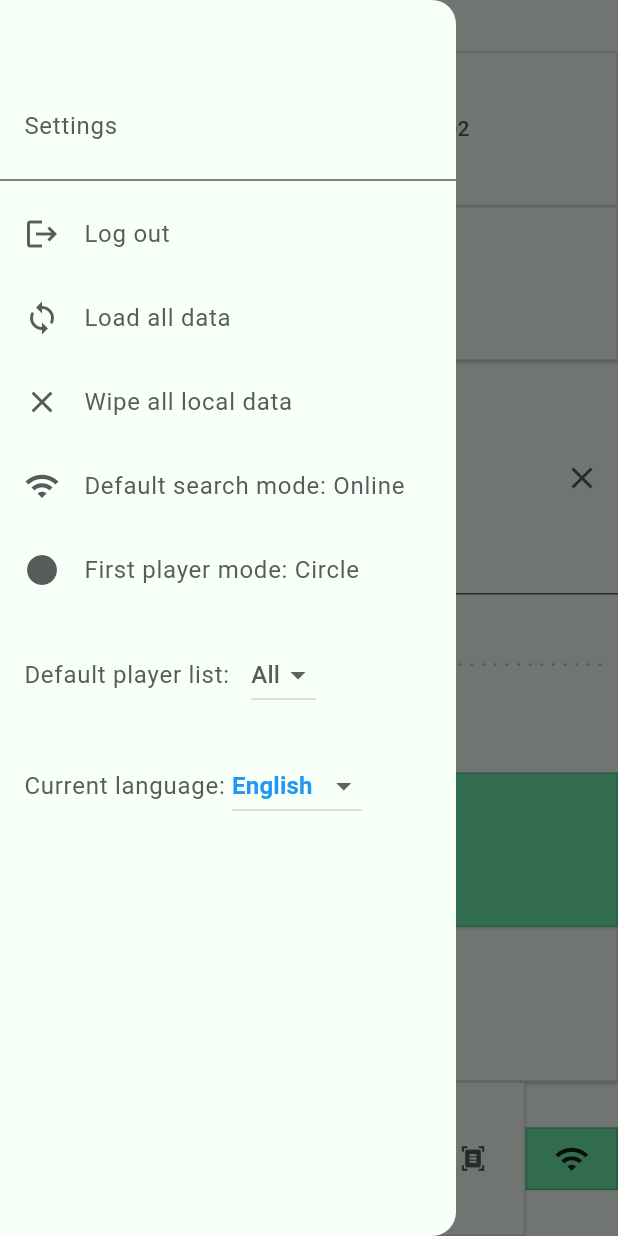
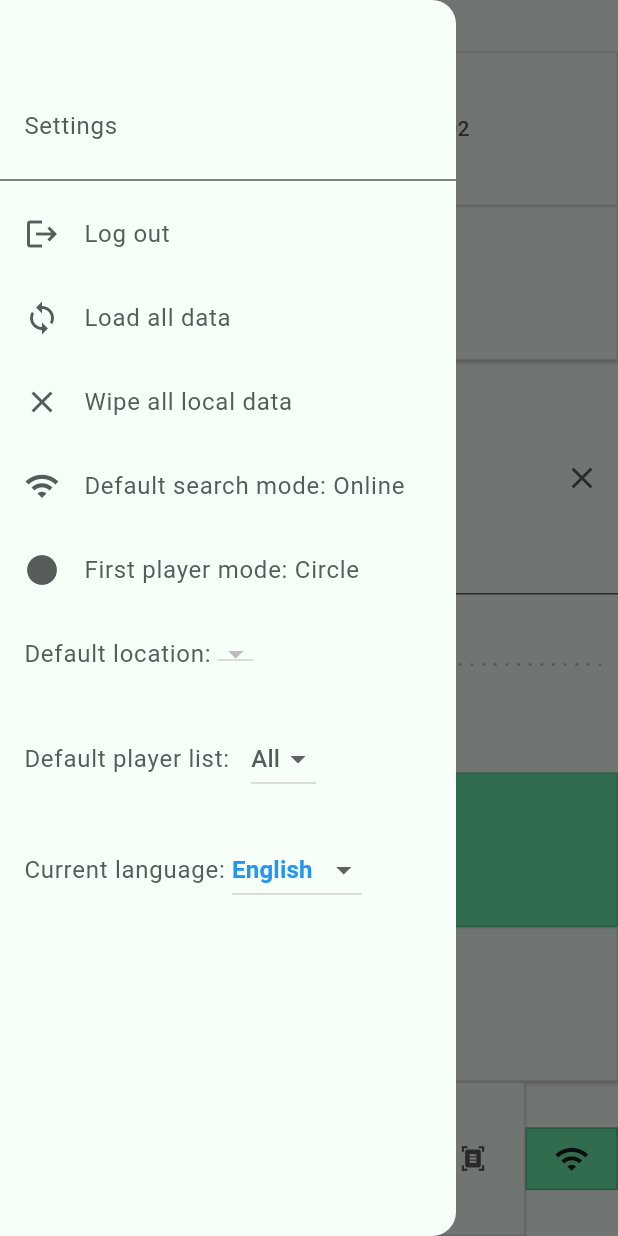
Before and after one commit to Dradass/bggSparrow-flutter, a Flutter app: the LogScaffold screen opened directly, with the side drawer open, on a phone screen of 412 x 824 dp. Run offline on Flutter 3.47's test engine with Material 3 defaults, Android fonts, the phone set to English and light mode, and no system bars; our stand-ins replace camera, connectivity_plus, flutter_secure_storage, open_file, sqflite, stream_transform and 1 more; missing offline and left inert: camera_platform_interface, encrypt, flutter_pixelmatching, requests; accounts and stored records are empty; generated files the repository leaves out were written again; network calls fail; statements that could not run were skipped.

Commit message:
Pretty locations select

```diff
--- a/l10n/app_en.arb
+++ b/l10n/app_en.arb
@@ -14,6 +14,7 @@
   "create": "Create",
   "currentLanguage": "Current language",
   "date": "Date",
+  "defaultLocation": "Default location",
   "defaultPlayersList": "Default player list",
   "defaultSearchMode": "Default search mode",
   "defaultWord": "Default",
--- a/l10n/app_ru.arb
+++ b/l10n/app_ru.arb
@@ -14,6 +14,7 @@
   "create": "Создать",
   "currentLanguage": "Текущий язык",
   "date": "Дата",
+  "defaultLocation": "Локация по умолчанию",
   "defaultPlayersList": "Игроки по умолчанию",
   "defaultSearchMode": "Режим поиска",
   "defaultWord": "По умолчанию",
--- a/lib/bggApi/bgg_api.dart
+++ b/lib/bggApi/bgg_api.dart
@@ -365,7 +365,11 @@ Future<List<Map>> getLocalLocations() async {
   return locationsMap;
 }
 
-Future<Location?> fillLocationName() async {
+Future<List<Location>> getLocalLocationsObj() async {
+  return await LocationSQL.getAllLocationsObj();
+}
+
+Future<Location?> getDefaultLocation() async {
   return await LocationSQL.getDefaultLocation();
 }
 
--- a/lib/db/location_sql.dart
+++ b/lib/db/location_sql.dart
@@ -77,6 +77,19 @@ class LocationSQL {
     return locations;
   }
 
+  static Future<List<Location>> getAllLocationsObj() async {
+    final db = await _getDB();
+    List<Location> locations = [];
+    List<Map<String, dynamic>> result =
+        await db.rawQuery('SELECT * FROM Locations');
+    if (result.isEmpty) return locations;
+    for (var locationResult in result) {
+      var location = Location.fromJson(locationResult);
+      locations.add(location);
+    }
+    return locations;
+  }
+
   static Future<Location?> getDefaultLocation() async {
     final db = await _getDB();
     List<Map> locations = [];
@@ -94,7 +107,7 @@ class LocationSQL {
     return Location.fromJson(result.first);
   }
 
-  static void updateDefaultLocation(Location location) async {
+  static Future<void> updateDefaultLocation(Location location) async {
     var defaultLocation = await getDefaultLocation();
 
     if (defaultLocation != null) {
--- a/lib/main.dart
+++ b/lib/main.dart
@@ -14,7 +14,6 @@ import '../s.dart';
 // 3. Icons and background
 // 4. Edit / delete play
 // Tutorial
-// Pretty locations select
 
 late List<CameraDescription> cameras;
 const primaryTextColor = Color.fromARGB(255, 85, 92, 89);
--- a/lib/pages/log_page.dart
+++ b/lib/pages/log_page.dart
@@ -1,5 +1,6 @@
 import 'package:flutter/material.dart';
 import 'package:flutter_application_1/main.dart';
+import 'package:flutter_application_1/models/bgg_location.dart';
 import 'package:flutter_application_1/widgets/players_list.dart';
 import '../db/game_things_sql.dart';
 import '../db/system_table.dart';
@@ -12,6 +13,8 @@ import '../task_checker.dart';
 import 'dart:developer';
 import '../globals.dart';
 import '../s.dart';
+
+import '../db/location_sql.dart';
 
 class LoadingStatus {
   String status = "";
@@ -37,11 +40,17 @@ class _LogScaffoldState extends State<LogScaffold> {
   bool isOnlineSearchModeDefault = true;
   final Image _imagewidget = Image.asset('assets/no_image.png');
   PlayersListWrapper defaultPlayersListWrapper = PlayersListWrapper();
+  List<Location> locations = [];
+  Location? chosenLocation;
 
   @override
   void initState() {
     super.initState();
-    //searchController.text = "Select game";
+    getLocalLocationsObj().then((locationsResult) {
+      if (locationsResult.isNotEmpty) {
+        locations = locationsResult;
+      }
+    });
 
     checkInternetConnection().then((isConnected) => {
           if (!isConnected)
@@ -254,6 +263,45 @@ class _LogScaffoldState extends State<LogScaffold> {
               ListTile(
                 title: Row(
                   children: [
+                    Text("${S.of(context).defaultLocation}: "),
+                    DropdownButton<Location>(
+                      value: chosenLocation ??
+                          (locations.isNotEmpty &&
+                                  locations.any((x) => x.isDefault == 1)
+                              ? locations.where((x) => x.isDefault == 1).first
+                              : null),
+                      onChanged: (Location? changedLocation) {
+                        if (changedLocation != null) {
+                          var locationObject = Location(
+                              id: changedLocation.id,
+                              name: changedLocation.name,
+                              isDefault: 1);
+                          LocationSQL.updateDefaultLocation(locationObject)
+                              .then((onValue) {
+                            chosenLocation = changedLocation;
+                            setState(() {});
+                          });
+                        }
+                      },
+                      items: locations.map((location) {
+                        return DropdownMenuItem<Location>(
+                          value: location,
+                          child: Row(
+                            children: [
+                              Text(
+                                location.name,
+                              ),
+                            ],
+                          ),
+                        );
+                      }).toList(),
+                    ),
+                  ],
+                ),
+              ),
+              ListTile(
+                title: Row(
+                  children: [
                     Text("${S.of(context).defaultPlayersList}: "),
                     ChooseListDropdown(
                         playersListWrapper: defaultPlayersListWrapper,
```
Also changed, not shown: lib/widgets/log_page_widgets.dart (+24 -37 lines).
